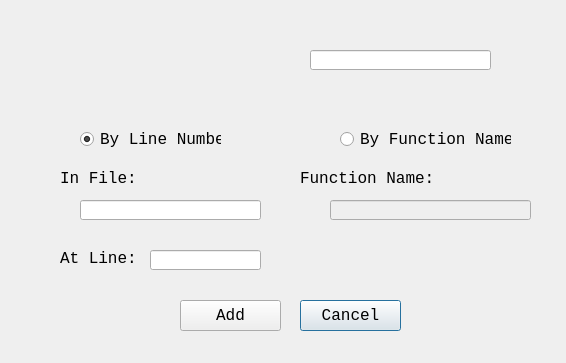
Above: add_breakpoint_new.ui from Joxos/lldb_gui before the change. Below: the same form after it.
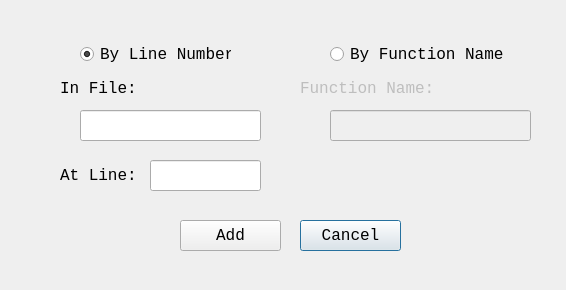
That is the form after the change.

The edit to the form file:
```diff
--- a/add_breakpoint_new.ui
+++ b/add_breakpoint_new.ui
@@ -10,7 +10,7 @@
     <x>0</x>
     <y>0</y>
     <width>566</width>
-    <height>363</height>
+    <height>290</height>
    </rect>
   </property>
   <property name="font">
@@ -26,7 +26,7 @@
    <property name="geometry">
     <rect>
      <x>300</x>
-     <y>300</y>
+     <y>220</y>
      <width>101</width>
      <height>31</height>
     </rect>
@@ -48,7 +48,7 @@
    <property name="geometry">
     <rect>
      <x>180</x>
-     <y>300</y>
+     <y>220</y>
      <width>101</width>
      <height>31</height>
     </rect>
@@ -70,9 +70,9 @@
    <property name="geometry">
     <rect>
      <x>80</x>
-     <y>129</y>
-     <width>141</width>
-     <height>21</height>
+     <y>39</y>
+     <width>151</width>
+     <height>31</height>
     </rect>
    </property>
    <property name="text">
@@ -85,10 +85,10 @@
   <widget class="QRadioButton" name="by_fn">
    <property name="geometry">
     <rect>
-     <x>340</x>
-     <y>129</y>
-     <width>171</width>
-     <height>21</height>
+     <x>330</x>
+     <y>39</y>
+     <width>181</width>
+     <height>31</height>
     </rect>
    </property>
    <property name="text">
@@ -99,7 +99,7 @@
    <property name="geometry">
     <rect>
      <x>60</x>
-     <y>170</y>
+     <y>80</y>
      <width>81</width>
      <height>16</height>
     </rect>
@@ -112,9 +112,9 @@
    <property name="geometry">
     <rect>
      <x>60</x>
-     <y>250</y>
+     <y>165</y>
      <width>81</width>
-     <height>16</height>
+     <height>21</height>
     </rect>
    </property>
    <property name="text">
@@ -125,9 +125,9 @@
    <property name="geometry">
     <rect>
      <x>150</x>
-     <y>250</y>
+     <y>160</y>
      <width>111</width>
-     <height>20</height>
+     <height>31</height>
     </rect>
    </property>
   </widget>
@@ -135,9 +135,9 @@
    <property name="geometry">
     <rect>
      <x>80</x>
-     <y>200</y>
+     <y>110</y>
      <width>181</width>
-     <height>20</height>
+     <height>31</height>
     </rect>
    </property>
   </widget>
@@ -148,17 +148,20 @@
    <property name="geometry">
     <rect>
      <x>330</x>
-     <y>200</y>
+     <y>110</y>
      <width>201</width>
-     <height>20</height>
+     <height>31</height>
     </rect>
    </property>
   </widget>
   <widget class="QLabel" name="label_3">
+   <property name="enabled">
+    <bool>false</bool>
+   </property>
    <property name="geometry">
     <rect>
      <x>300</x>
-     <y>170</y>
+     <y>80</y>
      <width>131</width>
      <height>16</height>
     </rect>
@@ -167,16 +170,6 @@
     <string>Function Name:</string>
    </property>
   </widget>
-  <widget class="QLineEdit" name="file_name_2">
-   <property name="geometry">
-    <rect>
-     <x>310</x>
-     <y>50</y>
-     <width>181</width>
-     <height>20</height>
-    </rect>
-   </property>
-  </widget>
  </widget>
  <resources/>
  <connections/>
```
Left out of the diff: 2 changed lines with no effect on the pictures.
